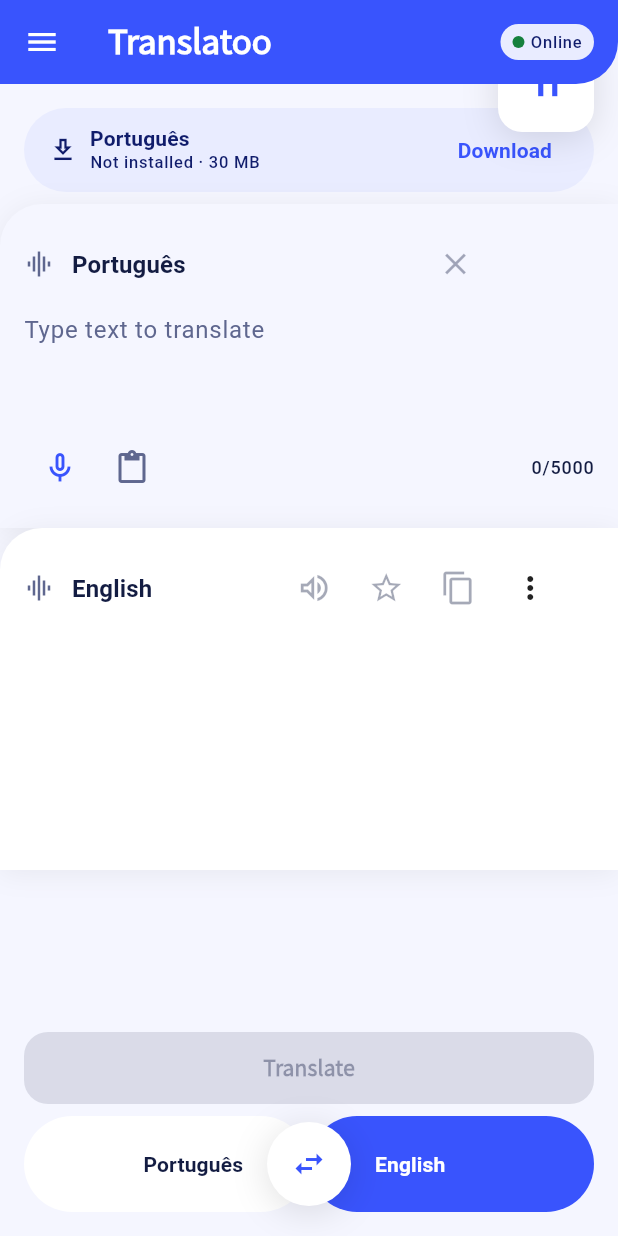
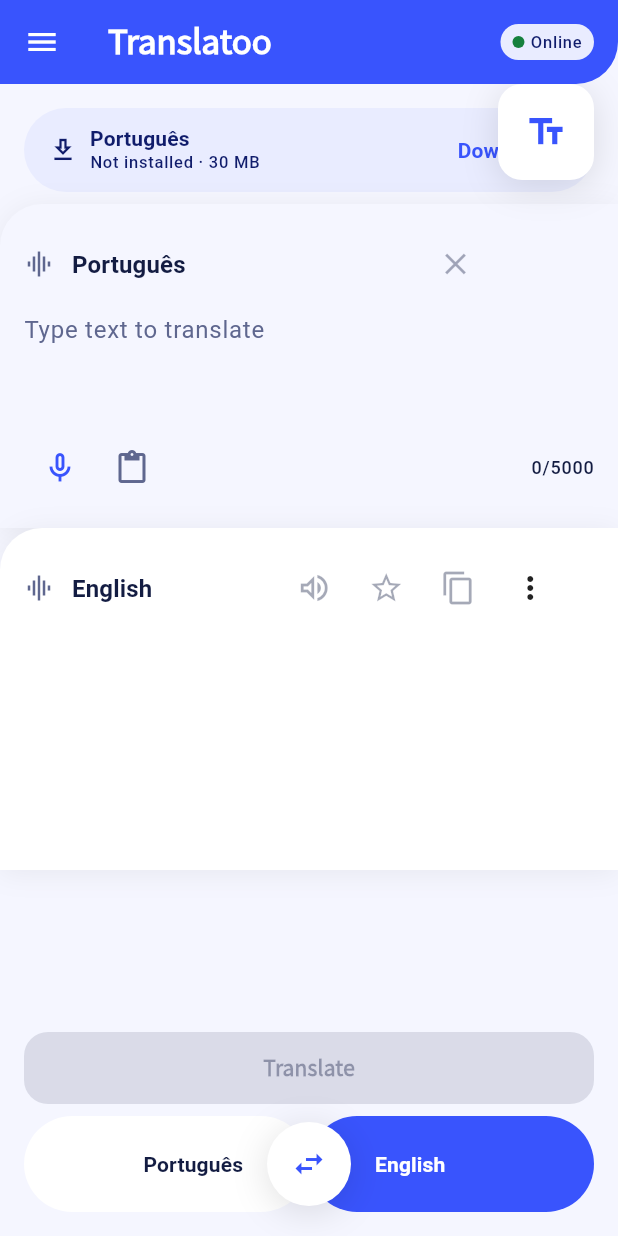
Before and after one commit to Paulokkkkkkkkk/Translatoo, a Flutter app: the screen it shows after launch, on a phone screen of 412 x 824 dp. Run offline on Flutter 3.47's test engine with Material 3 defaults, Android fonts, the phone set to English and light mode, and no system bars; our stand-ins replace connectivity_plus, flutter_tts, permission_handler, shared_preferences; missing offline and left inert: google_mlkit_translation, record, whisper_ggml.

Commit message:
fix(ds): botao de modo cortado e aviso sobre --flavor obrigatorio
BOTAO CORTADO. O Positioned usava top negativo para o botao transbordar o
limite entre bloco de marca e painel (§P4), mas no modo TEXTO esse limite
e a propria borda do body do Scaffold — e clipBehavior: none no Stack nao
vence o recorte do ancestral. O botao aparecia partido ao meio no canto.
Agora a posicao e limitada a zero: no modo voz ele cavalga a fronteira
como o case desenha, no modo texto encosta no topo inteiro.

Verificado em emulador: o print mostra o squircle metade no azul, metade
no painel, com o bloco de voz a ~40%, o cronometro e a pilula.

--FLAVOR OBRIGATORIO. Documentado no CONTRIBUTING porque a causa e nao
obvia: sem --flavor o Gradle monta a tarefa agregada assembleDebug e o
instalador pode pegar um APK obsoleto em build/app/outputs/apk/debug/, um
caminho que nenhum build atual sobrescreve. O sintoma e o app abrir com a
versao ANTIGA — design e applicationId de antes — enquanto o build acusa
sucesso. Foi exatamente o que aconteceu duas vezes nesta sessao.

Junto vai a limitacao do iOS, que tambem custou uma investigacao: so roda
em iPhone fisico, porque o ML Kit nao publica fatia arm64 de simulador.

Co-Authored-By: Claude Opus 5 <noreply@anthropic.com>

```diff
--- a/lib/ui/screens/translate_screen.dart
+++ b/lib/ui/screens/translate_screen.dart
@@ -1,4 +1,5 @@
 import 'dart:async';
+import 'dart:math' as math;
 
 import 'package:flutter/material.dart';
 import 'package:flutter/services.dart';
@@ -327,7 +328,12 @@ class _TranslateScreenState extends State<TranslateScreen> {
         // Botão de modo (§5.3): metade sobre o bloco de marca, metade sobre o
         // painel. Em modo voz o limite desce junto com o bloco.
         Positioned(
-          top: (voice ? voiceHeight : 0) - ModeButton.size / 2,
+          // O transbordo da §P4 só é possível quando o limite está DENTRO do
+          // corpo da tela — no modo voz ele está, e o botão cavalga a fronteira
+          // como o case desenha. No modo texto o limite é a própria borda do
+          // `body`, que recorta: `Clip.none` no Stack não vence o recorte do
+          // ancestral. Aí o botão encosta no topo em vez de ser cortado ao meio.
+          top: math.max(0.0, (voice ? voiceHeight : 0) - ModeButton.size / 2),
           right: AppSpacing.md,
           child: ModeButton(mode: _mode, onToggle: _toggleMode),
         ),
```
Also changed, not shown: 1 other file.
